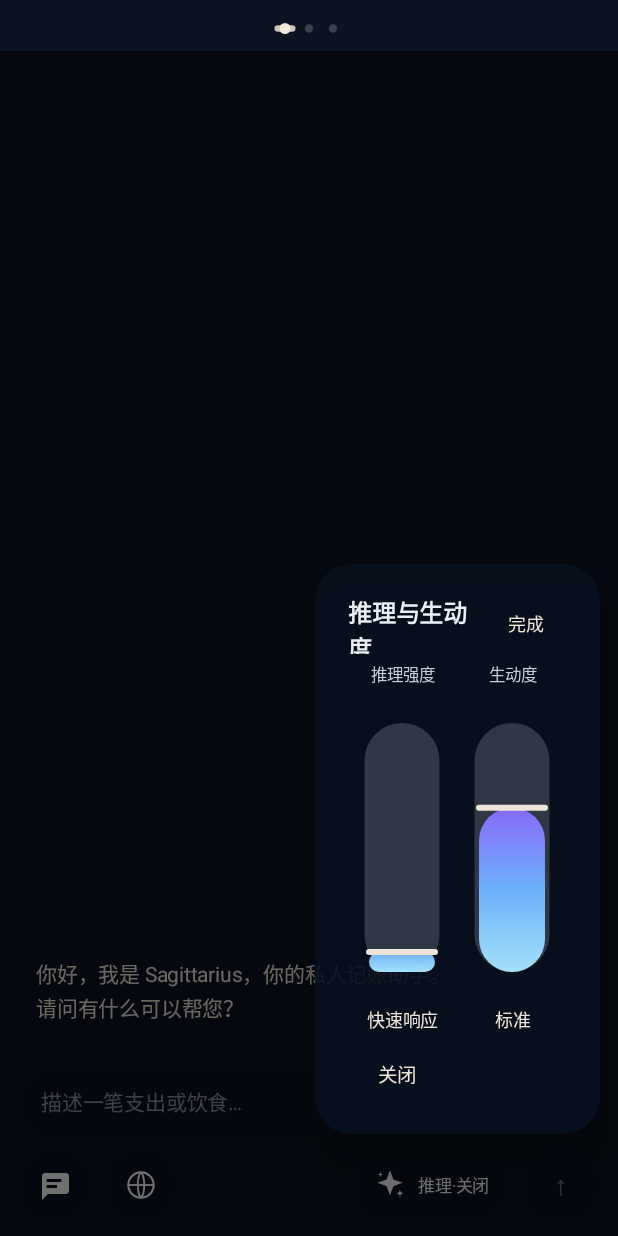
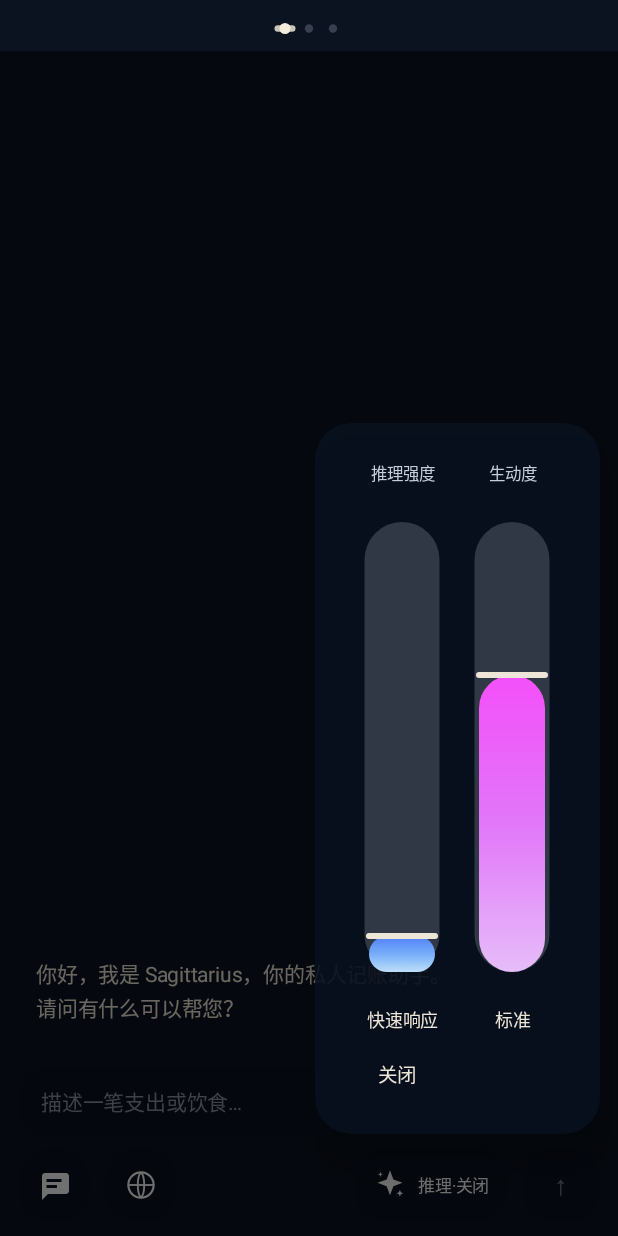
Before and after one commit to AsaMitaka2007/Sagittarius, an Android app: the AgentChatFragment screen opened directly, with no data from a screen before it, after a tap on an icon or button, on a phone screen of 412 x 824 dp. Run offline under Robolectric (Android 15) with nearby library versions, the phone set to English and light mode, and no system bars; our stand-ins replace Room's generated code; pictures from the network do not load.

Commit message:
style: 黑色主题全面墨水黑，滑条加高并改为黑白星空粒子
- 黑色主题背景/调色板/按钮/tabs 统一纯墨无光效
- Agent 页固定 Theme.Sagittarius.Agent，浅色主题下也保持墨水黑
- 推理胶囊加高 1.5cm，删标题/完成按钮，关闭即时 commit
- 滑条松手 150ms 吸附动画，填充色 HSV 连续过渡
- 星空帧去饱和，星点仅白色发光；胶囊粒子仅黑白

```diff
--- a/app/src/main/java/com/dsha/sagittarius/agent/ui/AgentChatFragment.kt
+++ b/app/src/main/java/com/dsha/sagittarius/agent/ui/AgentChatFragment.kt
@@ -456,26 +456,6 @@ class AgentChatFragment : Fragment() {
         val content = LinearLayout(requireContext()).apply {
             orientation = LinearLayout.VERTICAL
         }
-        val header = LinearLayout(requireContext()).apply {
-            orientation = LinearLayout.HORIZONTAL
-            gravity = Gravity.CENTER_VERTICAL
-        }
-        header.addView(TextView(requireContext()).apply {
-            text = getString(R.string.agent_reasoning_dialog_title)
-            setTextColor(AgentInkColors.TEXT_PRIMARY)
-            textSize = 16f
-            setTypeface(typeface, android.graphics.Typeface.BOLD)
-        }, LinearLayout.LayoutParams(0, dp(40f), 1f))
-        val done = TextView(requireContext()).apply {
-            text = getString(R.string.agent_session_done)
-            setTextColor(AgentInkColors.CREAM)
-            textSize = 12f
-            gravity = Gravity.CENTER
-            setPadding(dp(8f), 0, dp(8f), 0)
-        }
-        header.addView(done, LinearLayout.LayoutParams(dp(56f), dp(40f)))
-        content.addView(header)
-
         val columns = LinearLayout(requireContext()).apply {
             orientation = LinearLayout.HORIZONTAL
         }
@@ -557,14 +537,18 @@ class AgentChatFragment : Fragment() {
         val overlay = CapsuleOverlay(binding.capsuleHost, tokens)
         capsuleOverlay = overlay
         activeCapsule = CapsuleKind.REASONING
-        done.setOnClickListener { overlay.dismiss() }
+        overlay.onBeforeDismiss = {
+            effortSlider.commit()
+            liveSlider.commit()
+        }
         closeButton.setOnClickListener { overlay.dismiss() }
 
         val hostW = binding.chatRoot.width
         val hostH = binding.chatRoot.height
         val width = minOf(dp(190f), hostW - dp(32f)).coerceAtLeast(dp(168f))
         val maxHeight = (hostH - dp(24f)).coerceAtLeast(dp(220f))
-        val height = minOf((hostH * 0.52f).toInt(), dp(380f), maxHeight)
+        // 比上一版加高约 1.5cm（94dp），并额外获得删掉标题后释放的空间
+        val height = minOf((hostH * 0.72f).toInt(), dp(474f), maxHeight)
         val anchorLocation = IntArray(2)
         val hostLocation = IntArray(2)
         binding.btnReasoning.getLocationOnScreen(anchorLocation)
--- a/app/src/main/java/com/dsha/sagittarius/agent/ui/CapsuleOverlay.kt
+++ b/app/src/main/java/com/dsha/sagittarius/agent/ui/CapsuleOverlay.kt
@@ -27,6 +27,9 @@ class CapsuleOverlay(
     private var dismissListener: (() -> Unit)? = null
     private var dismissAnimator: ValueAnimator? = null
     private var generation = 0
+
+    /** 关闭动画开始前回调，用于提交滑条最终档位。 */
+    var onBeforeDismiss: (() -> Unit)? = null
 
     val isShowing: Boolean get() = capsule != null
 
@@ -139,6 +142,7 @@ class CapsuleOverlay(
 
     fun dismiss() {
         val ink = capsule ?: return
+        onBeforeDismiss?.invoke()
         val scrimView = scrim
         animator?.cancel()
         particles?.burst()
@@ -184,6 +188,7 @@ class CapsuleOverlay(
 
     /** 立即清空，用于在会话/推理胶囊之间切换，避免旧遮罩残留。 */
     fun dismissNow() {
+        onBeforeDismiss?.invoke()
         generation++
         animator?.cancel()
         dismissAnimator?.cancel()
--- a/app/src/main/java/com/dsha/sagittarius/agent/ui/ParticleEdgeView.kt
+++ b/app/src/main/java/com/dsha/sagittarius/agent/ui/ParticleEdgeView.kt
@@ -28,10 +28,8 @@ class ParticleEdgeView @JvmOverloads constructor(
 
     private val density = resources.displayMetrics.density
     private val colors = intArrayOf(
-        Color.parseColor("#F3EBDD"),
         Color.WHITE,
-        Color.parseColor("#7BF7FF"),
-        Color.parseColor("#B8C0CC")
+        Color.BLACK
     )
     private val paint = Paint(Paint.ANTI_ALIAS_FLAG)
     private val trailPaint = Paint(Paint.ANTI_ALIAS_FLAG).apply {
--- a/app/src/main/java/com/dsha/sagittarius/agent/ui/VerticalLevelSliderView.kt
+++ b/app/src/main/java/com/dsha/sagittarius/agent/ui/VerticalLevelSliderView.kt
@@ -6,6 +6,8 @@ import android.graphics.Bitmap
 import android.graphics.BitmapShader
 import android.graphics.Canvas
 import android.graphics.Color
+import android.graphics.ColorMatrix
+import android.graphics.ColorMatrixColorFilter
 import android.graphics.LinearGradient
 import android.graphics.Matrix
 import android.graphics.Paint
@@ -16,6 +18,7 @@ import android.util.AttributeSet
 import android.view.HapticFeedbackConstants
 import android.view.MotionEvent
 import android.view.View
+import android.view.animation.DecelerateInterpolator
 import androidx.core.graphics.ColorUtils
 import com.dsha.sagittarius.ui.MotionUtils
 import com.dsha.sagittarius.ui.ThemeTokens
@@ -51,6 +54,7 @@ class VerticalLevelSliderView @JvmOverloads constructor(
     private var starMode = false
     private var phase = 0f
     private var starAnimator: ValueAnimator? = null
+    private var snapAnimator: ValueAnimator? = null
     private var starFrame: Bitmap? = null
     private var starLoading = false
 
@@ -73,7 +77,17 @@ class VerticalLevelSliderView @JvmOverloads constructor(
     }
 
     fun setProgress(value: Int) {
+        snapAnimator?.cancel()
         applyProgress(value.coerceIn(0, 100) / 100f)
+    }
+
+    /** 关闭胶囊时调用：把当前预览吸附到档位并立即提交最终配置。 */
+    fun commit() {
+        snapAnimator?.cancel()
+        val target = snap(progress)
+        applyProgress(target)
+        performHapticFeedback(HapticFeedbackConstants.KEYBOARD_TAP)
+        onProgressChanged?.invoke((target * 100).toInt())
     }
 
     private fun applyProgress(value: Float) {
@@ -144,24 +158,17 @@ class VerticalLevelSliderView @JvmOverloads constructor(
         }
     }
 
-    private fun gradientColors(): IntArray = when {
-        progress < 0.34f -> intArrayOf(
-            Color.parseColor("#A8E6FF"),
-            Color.parseColor("#6FB6FF")
-        )
-        progress < 0.67f -> intArrayOf(
-            Color.parseColor("#A8E6FF"),
-            Color.parseColor("#6FB6FF"),
-            Color.parseColor("#8B6CFF")
-        )
-        else -> intArrayOf(
-            Color.parseColor("#A8E6FF"),
-            Color.parseColor("#6FB6FF"),
-            Color.parseColor("#8B6CFF"),
-            Color.parseColor("#B45CFF"),
-            Color.parseColor("#E05CFF"),
-            Color.parseColor("#FF6FD8")
-        )
+    /**
+     * 用连续色相插值生成填充色：浅蓝(约196°) → 蓝紫(约260°) → 紫(约300°)
+     * → 品红(约326°)。不使用分档阈值，避免拖动到临界点时颜色突然跳变。
+     */
+    private fun gradientColors(): IntArray {
+        val p = progress.coerceIn(0f, 1f)
+        val hue = 196f + 130f * p
+        val bottom = Color.HSVToColor(floatArrayOf(hue, 0.24f, 1f))
+        val middle = Color.HSVToColor(floatArrayOf(hue + 8f, 0.52f, 1f))
+        val top = Color.HSVToColor(floatArrayOf(hue + 16f, 0.68f, 1f))
+        return intArrayOf(bottom, middle, top)
     }
 
     private fun drawStarfield(canvas: Canvas, rect: RectF, barWidth: Float) {
@@ -181,19 +188,23 @@ class VerticalLevelSliderView @JvmOverloads constructor(
             )
             shader.setLocalMatrix(starMatrix)
             starPaint.shader = shader
+            starPaint.colorFilter = ColorMatrixColorFilter(
+                ColorMatrix().apply { setSaturation(0f) }
+            )
             starPaint.alpha = 235
             canvas.drawRect(rect, starPaint)
             starPaint.shader = null
+            starPaint.colorFilter = null
         }
         // 动态闪烁星点；没有解码到视频帧时也能呈现星空
         starfield.forEach { star ->
             val x = rect.left + rect.width() * star.x
             val y = rect.top + rect.height() * star.y
             val alpha = (90 + 150 * (sin(phase * star.speed + star.phase) * 0.5 + 0.5)).toInt()
-            twinklePaint.color = ColorUtils.setAlphaComponent(
-                if (star.radius > 1.7f) Color.parseColor("#9BD8FF") else Color.WHITE,
-                alpha
-            )
+            // 只保留白色发光星点，先画外圈柔光再画亮核
+            twinklePaint.color = ColorUtils.setAlphaComponent(Color.WHITE, alpha / 4)
+            canvas.drawCircle(x, y, star.radius * 2.6f * density, twinklePaint)
+            twinklePaint.color = ColorUtils.setAlphaComponent(Color.WHITE, alpha)
             canvas.drawCircle(x, y, star.radius * density, twinklePaint)
         }
         canvas.restoreToCount(layer)
@@ -269,10 +280,32 @@ class VerticalLevelSliderView @JvmOverloads constructor(
         applyProgress(raw)
         onProgressPreview?.invoke((raw * 100).toInt())
         if (commit) {
-            val snapped = snap(raw)
-            applyProgress(snapped)
-            performHapticFeedback(HapticFeedbackConstants.KEYBOARD_TAP)
-            onProgressChanged?.invoke((snapped * 100).toInt())
+            animateSnap(snap(raw))
+        }
+    }
+
+    private fun animateSnap(target: Float) {
+        snapAnimator?.cancel()
+        if (abs(target - progress) < 0.001f) {
+            applyProgress(target)
+            onProgressChanged?.invoke((target * 100).toInt())
+            return
+        }
+        snapAnimator = ValueAnimator.ofFloat(progress, target).apply {
+            duration = 150L
+            interpolator = DecelerateInterpolator()
+            addUpdateListener {
+                applyProgress(it.animatedValue as Float)
+                onProgressPreview?.invoke((progress * 100).toInt())
+            }
+            addListener(object : android.animation.AnimatorListenerAdapter() {
+                override fun onAnimationEnd(animation: android.animation.Animator) {
+                    applyProgress(target)
+                    performHapticFeedback(HapticFeedbackConstants.KEYBOARD_TAP)
+                    onProgressChanged?.invoke((target * 100).toInt())
+                }
+            })
+            start()
         }
     }
 
@@ -287,6 +320,8 @@ class VerticalLevelSliderView @JvmOverloads constructor(
 
     override fun onDetachedFromWindow() {
         stopStarAnimator()
+        snapAnimator?.cancel()
+        snapAnimator = null
         super.onDetachedFromWindow()
     }
 
--- a/app/src/main/java/com/dsha/sagittarius/ui/AgentEntryRevealView.kt
+++ b/app/src/main/java/com/dsha/sagittarius/ui/AgentEntryRevealView.kt
@@ -34,10 +34,8 @@ class AgentEntryRevealView @JvmOverloads constructor(
         strokeWidth = 0.9f * density
     }
     private val colors = intArrayOf(
-        Color.parseColor("#F3EBDD"),
-        Color.parseColor("#FFFFFF"),
-        Color.parseColor("#7BF7FF"),
-        Color.parseColor("#B8C0CC")
+        Color.WHITE,
+        Color.BLACK
     )
     private val random = Random(System.nanoTime())
     private val particles = ArrayList<Particle>()
```
Also changed, not shown: 1 other file.
